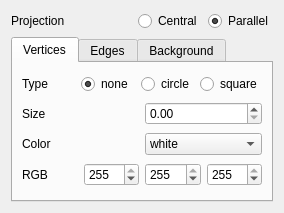
Before: the Qt Designer form src/3D_Viewer/preferences.ui in casscurs/s21_3DViewer_v2, drawn with Qt 5.
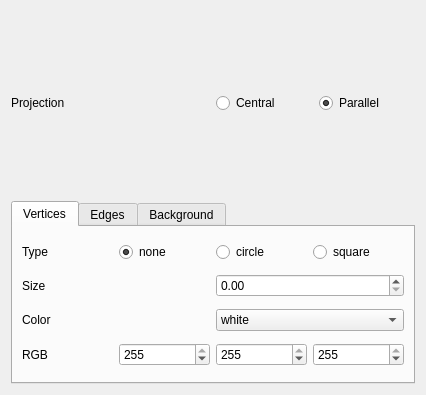
After: the same form once the commit is applied.

Diff of the .ui file:
```diff
--- a/src/3D_Viewer/preferences.ui
+++ b/src/3D_Viewer/preferences.ui
@@ -6,10 +6,22 @@
    <rect>
     <x>0</x>
     <y>0</y>
-    <width>284</width>
-    <height>213</height>
+    <width>426</width>
+    <height>395</height>
    </rect>
   </property>
+  <property name="sizePolicy">
+   <sizepolicy hsizetype="Preferred" vsizetype="Preferred">
+    <horstretch>0</horstretch>
+    <verstretch>0</verstretch>
+   </sizepolicy>
+  </property>
+  <property name="minimumSize">
+   <size>
+    <width>370</width>
+    <height>300</height>
+   </size>
+  </property>
   <property name="windowTitle">
    <string>Preferences</string>
   </property>
@@ -27,6 +39,15 @@
       <layout class="QHBoxLayout" name="horizontalLayout_5">
        <item>
         <widget class="QRadioButton" name="radioButton_central_proj">
+         <property name="sizePolicy">
+          <sizepolicy hsizetype="Preferred" vsizetype="Preferred">
+           <horstretch>0</horstretch>
+           <verstretch>0</verstretch>
+          </sizepolicy>
+         </property>
+         <property name="focusPolicy">
+          <enum>Qt::NoFocus</enum>
+         </property>
          <property name="text">
           <string>Central</string>
          </property>
@@ -34,6 +55,15 @@
        </item>
        <item>
         <widget class="QRadioButton" name="radioButton_parallel_proj">
+         <property name="sizePolicy">
+          <sizepolicy hsizetype="Preferred" vsizetype="Preferred">
+           <horstretch>0</horstretch>
+           <verstretch>0</verstretch>
+          </sizepolicy>
+         </property>
+         <property name="focusPolicy">
+          <enum>Qt::NoFocus</enum>
+         </property>
          <property name="text">
           <string>Parallel</string>
          </property>
@@ -48,10 +78,16 @@
    </item>
    <item>
     <widget class="QTabWidget" name="tabWidget_settings">
+     <property name="sizePolicy">
+      <sizepolicy hsizetype="Preferred" vsizetype="Preferred">
+       <horstretch>0</horstretch>
+       <verstretch>0</verstretch>
+      </sizepolicy>
+     </property>
      <property name="minimumSize">
       <size>
        <width>0</width>
-       <height>160</height>
+       <height>0</height>
       </size>
      </property>
      <property name="currentIndex">
```
Left out of the diff: 18 changed lines with no effect on the pictures.
